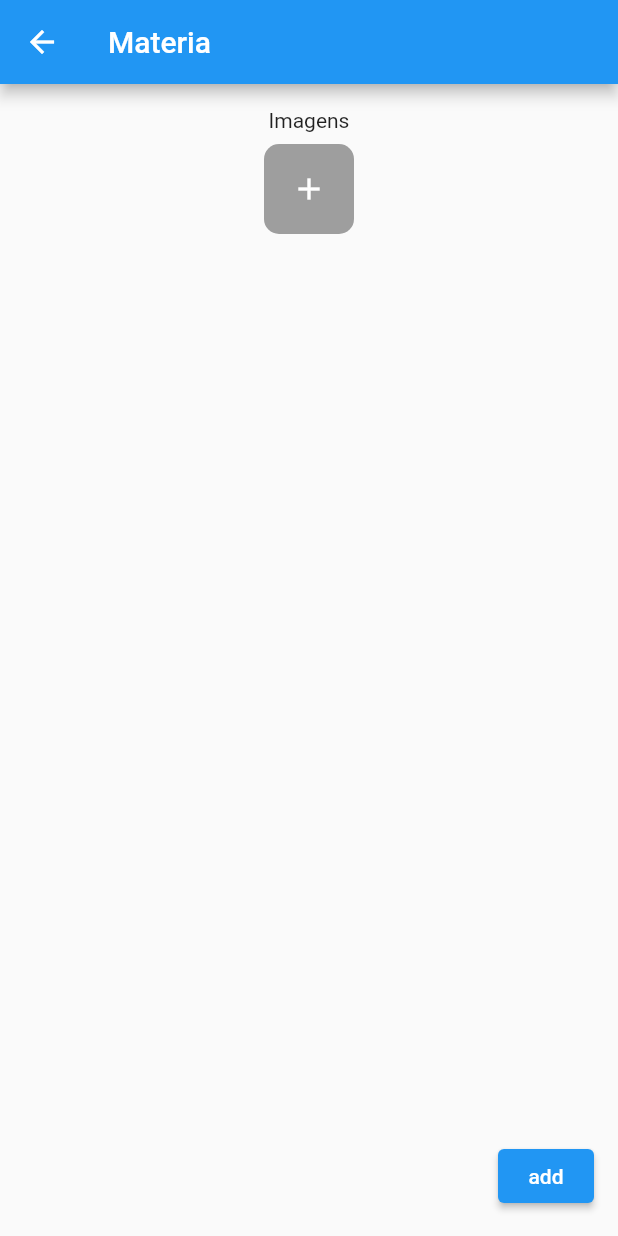
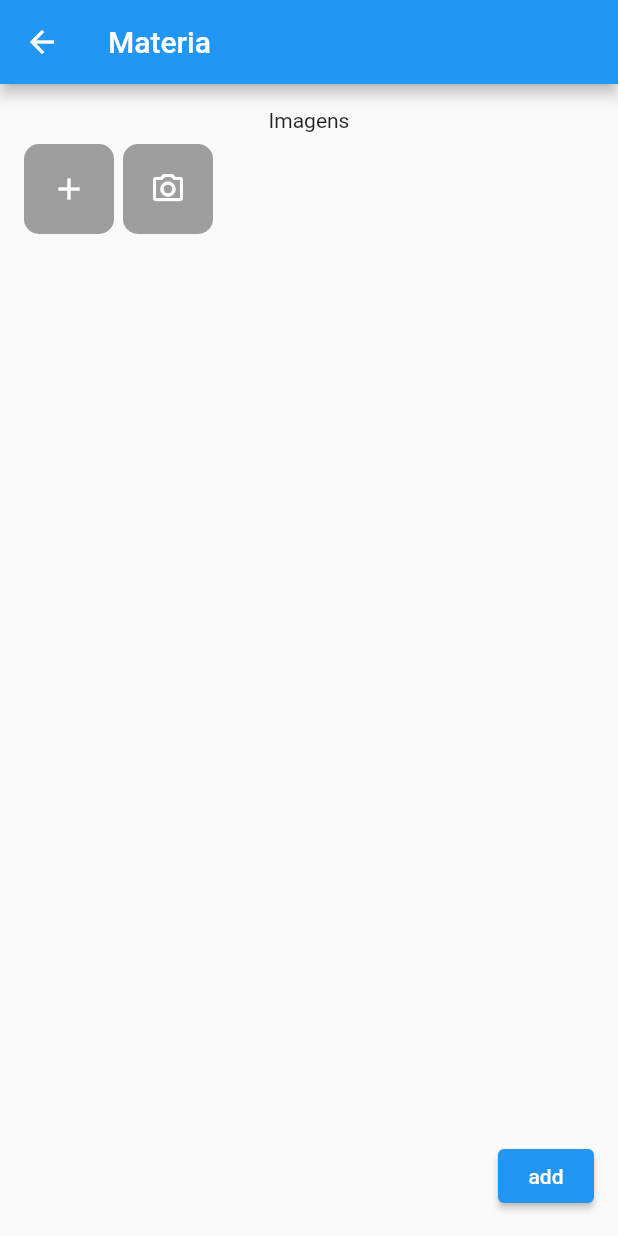
Before and after one commit to iCarlosAugusto/myBooknote, a Flutter app: the SubjectPage screen opened directly, on a phone screen of 412 x 824 dp. Run offline on Flutter 3.47's test engine with Material 2 defaults, Android fonts, the phone set to English and light mode, and no system bars; our stand-ins replace expandable, flutter_mobx, image_picker, mobx; generated files the repository leaves out were written again.

Commit message:
Adicionar imagem por camera, formatando tamanho das imagens

```diff
--- a/lib/pages/subject_page/subject_page.dart
+++ b/lib/pages/subject_page/subject_page.dart
@@ -19,10 +19,12 @@ class SubjectPage extends StatelessWidget {
         child: Column(
           children: [
             const Text('Imagens'),
+            Row(
+              children: [
                 GestureDetector(
                   onTap: subjectController.pickImageFromGalery,
                   child: Container(
-                margin: const EdgeInsets.only(top: 8),
+                    margin: const EdgeInsets.only(top: 8, right: 6),
                     width: 60,
                     height: 60,
                     decoration: const BoxDecoration(
@@ -30,17 +32,34 @@ class SubjectPage extends StatelessWidget {
                     child: const Icon(Icons.add, color: Colors.white),
                   ),
                 ),
-            Container(
-              height: 500,
+                GestureDetector(
+                  onTap: subjectController.pickImageFromCamera,
+                  child: Container(
+                    margin: const EdgeInsets.only(top: 8),
+                    width: 60,
+                    height: 60,
+                    decoration: const BoxDecoration(
+                        color: Colors.grey, borderRadius: BorderRadius.all(Radius.circular(10))),
+                    child: const Icon(Icons.camera_alt_outlined, color: Colors.white),
+                  ),
+                ),
+              ],
+            ),
+            SizedBox(
+              height: 250,
               child: Observer(builder: (_) {
                 return ListView.separated(
+                    padding: const EdgeInsets.only(top: 16),
                     scrollDirection: Axis.horizontal,
-                    itemBuilder: (context, index) => Image.file(
+                    itemBuilder: (context, index) => Container(
+                          width: 200,
+                          height: 250,
+                          child: Image.file(
                             File(subjectController.images[index].path),
-                          width: 300,
-                          height: 300,
+                            fit: BoxFit.fill,
                           ),
-                    separatorBuilder: (_, __) => SizedBox(height: 5),
+                        ),
+                    separatorBuilder: (_, __) => const SizedBox(width: 10),
                     itemCount: subjectController.images.length);
               }),
             ),
```
Also changed, not shown: lib/pages/subject_page/subject_controller.dart (+9 -0 lines), lib/widgets/imagefullScreen/image_full_screen.dart (added, +14 -0 lines). Lines whose indentation alone changed are shown as unchanged.
